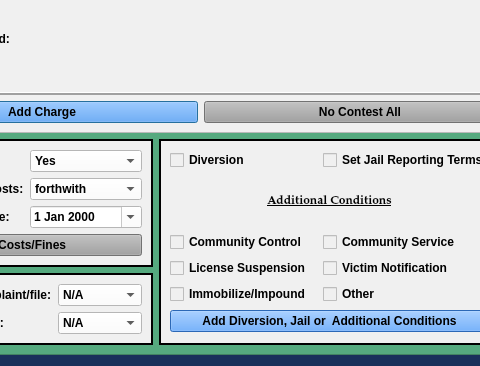
This is package/views/ui/JailCCPleaDialog.ui in HunterProgram22/MuniEntry as Qt 5 draws it before an edit; both pictures show x 145 to 625 and y 416 to 782 of the 1010 by 782 pixel window. The edited form follows.
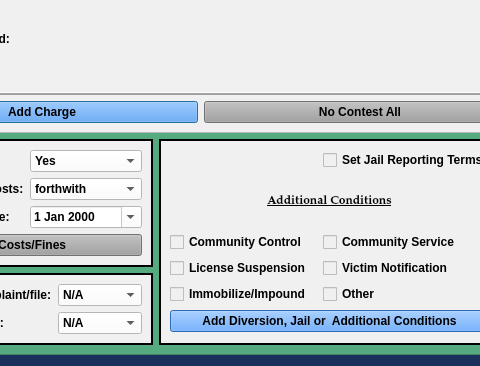
This is the edited form.

Commit message: Diversion UI now setting correct dates.

```diff
--- a/package/views/ui/JailCCPleaDialog.ui
+++ b/package/views/ui/JailCCPleaDialog.ui
@@ -1109,13 +1109,6 @@
             </property>
            </widget>
           </item>
-          <item row="0" column="0">
-           <widget class="QCheckBox" name="diversion_checkBox">
-            <property name="text">
-             <string>Diversion</string>
-            </property>
-           </widget>
-          </item>
           <item row="0" column="2">
            <widget class="QCheckBox" name="jail_checkBox">
             <property name="text">
```
Left out of the diff: 1 changed line with no effect on the pictures. The commit also changes 4 other files.
